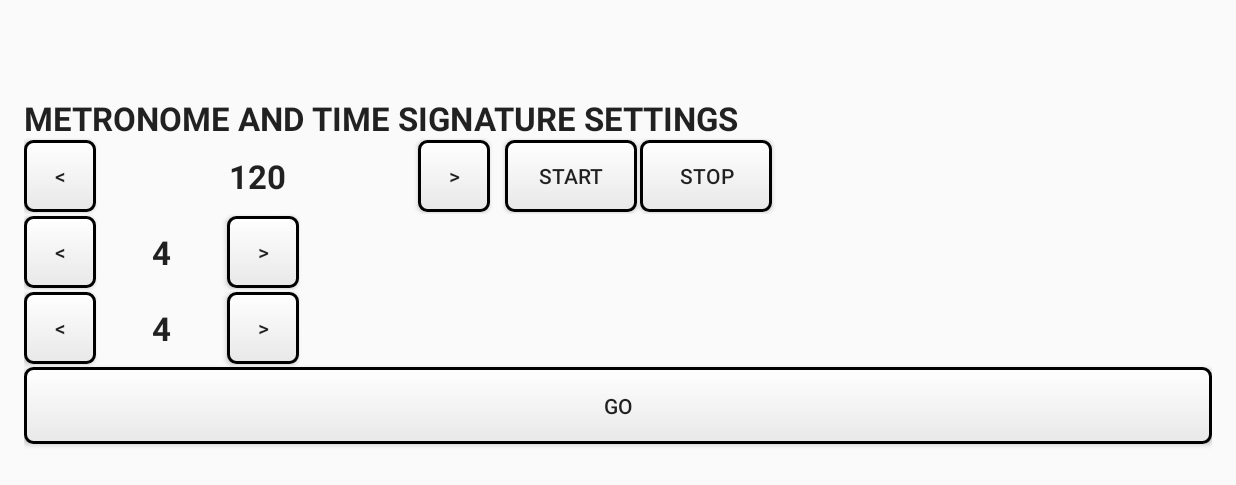
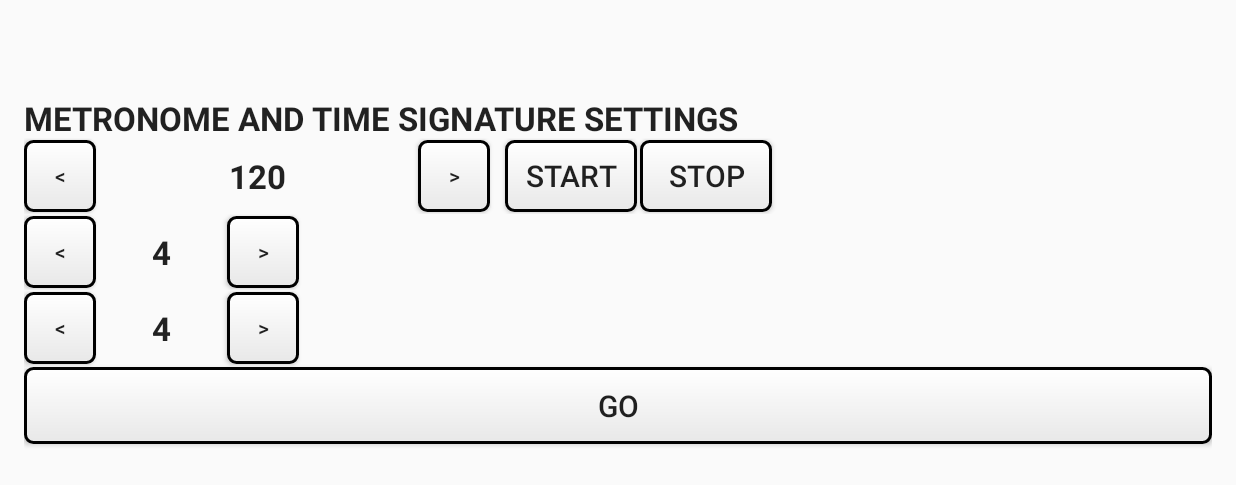
Before and after one commit to SFIndustries/RhythmToNotes, an Android app: the MainActivity screen opened directly, with no data from a screen before it, on a phone screen of 824 x 412 dp (held sideways). Shown: the top 485 px of the screen. Run offline under Robolectric (Android 15) with nearby library versions, the phone set to English and light mode, and no system bars.

Commit message:
promijenjena veličina fonta

```diff
--- a/app/src/main/res/layout/activity_calibration.xml
+++ b/app/src/main/res/layout/activity_calibration.xml
@@ -16,7 +16,8 @@
         android:text="@string/calibrationUPPERCASE"
         android:id="@+id/textView11"
         android:layout_weight="0.1"
-        android:textStyle="bold" />
+        android:textStyle="bold"
+        android:textSize="22dp" />
 
     <RelativeLayout
         android:layout_width="match_parent"
--- a/app/src/main/res/layout/activity_first_start.xml
+++ b/app/src/main/res/layout/activity_first_start.xml
@@ -23,7 +23,8 @@
             android:layout_alignParentLeft="true"
             android:layout_alignParentStart="true"
             android:layout_alignParentRight="true"
-            android:layout_alignParentEnd="true" />
+            android:layout_alignParentEnd="true"
+            android:textSize="20dp" />
 
         <TextView
             android:layout_width="match_parent"
@@ -33,7 +34,8 @@
             android:layout_centerHorizontal="true"
             android:layout_alignParentTop="true"
             android:gravity="center"
-            android:layout_above="@+id/buttonCalibration1" />
+            android:layout_above="@+id/buttonCalibration1"
+            android:textSize="14dp" />
     </RelativeLayout>
 
 </LinearLayout>
--- a/app/src/main/res/layout/activity_metronome_setings.xml
+++ b/app/src/main/res/layout/activity_metronome_setings.xml
@@ -15,7 +15,8 @@
         android:text="@string/metronome_time_signature_settings"
         android:id="@+id/textView3"
         android:textStyle="bold"
-        android:layout_weight="0.1" />
+        android:layout_weight="0.1"
+        android:textSize="22dp" />
 
     <LinearLayout
         android:orientation="vertical"
@@ -42,7 +43,8 @@
                 android:layout_alignTop="@+id/buttonTempoP"
                 android:layout_alignParentLeft="true"
                 android:layout_alignParentStart="true"
-                android:layout_weight="0" />
+                android:layout_weight="0"
+                android:textSize="14dp" />
 
             <TextView
                 android:layout_width="0dp"
@@ -59,7 +61,8 @@
                 android:layout_marginLeft="10dp"
                 android:layout_marginRight="10dp"
                 android:layout_weight="0.4"
-                android:textStyle="bold" />
+                android:textStyle="bold"
+                android:textSize="22dp" />
 
             <Button
                 style="?android:attr/buttonStyleSmall"
@@ -71,7 +74,8 @@
                 android:layout_alignParentTop="true"
                 android:layout_toLeftOf="@+id/buttonLowerM"
                 android:layout_toStartOf="@+id/buttonLowerM"
-                android:layout_weight="0" />
+                android:layout_weight="0"
+                android:textSize="14dp" />
 
             <Button
                 android:background="@drawable/menubutton1"
@@ -83,7 +87,8 @@
                 android:layout_alignLeft="@+id/buttonTempoM"
                 android:layout_alignStart="@+id/buttonTempoM"
                 android:layout_marginLeft="10dp"
-                android:layout_weight="0" />
+                android:layout_weight="0"
+                android:textSize="20dp" />
 
             <Button
                 android:background="@drawable/menubutton1"
@@ -95,7 +100,8 @@
                 android:layout_toRightOf="@+id/buttonStart"
                 android:layout_toEndOf="@+id/buttonStart"
                 android:layout_weight="0"
-                android:layout_marginLeft="2dp" />
+                android:layout_marginLeft="2dp"
+                android:textSize="20dp" />
 
         </LinearLayout>
 
@@ -124,7 +130,8 @@
                     android:layout_alignTop="@+id/buttonTempoP"
                     android:layout_toRightOf="@+id/buttonStop"
                     android:layout_toEndOf="@+id/buttonStop"
-                    android:layout_weight="0" />
+                    android:layout_weight="0"
+                    android:textSize="14dp" />
 
                 <TextView
                     android:layout_width="0dp"
@@ -140,7 +147,8 @@
                     android:layout_marginLeft="10dp"
                     android:layout_marginRight="10dp"
                     android:layout_weight="0.1"
-                    android:textStyle="bold" />
+                    android:textStyle="bold"
+                    android:textSize="22dp" />
 
                 <Button
                     style="?android:attr/buttonStyleSmall"
@@ -152,7 +160,8 @@
                     android:layout_alignTop="@+id/buttonUpperM"
                     android:layout_toRightOf="@+id/textViewUpper"
                     android:layout_toEndOf="@+id/textViewUpper"
-                    android:layout_weight="0" />
+                    android:layout_weight="0"
+                    android:textSize="14dp" />
             </LinearLayout>
 
             <LinearLayout
@@ -173,7 +182,8 @@
                     android:layout_alignBottom="@+id/buttonStop"
                     android:layout_alignLeft="@+id/buttonUpperM"
                     android:layout_alignStart="@+id/buttonUpperM"
-                    android:layout_weight="0" />
+                    android:layout_weight="0"
+                    android:textSize="14dp" />
 
                 <TextView
                     android:layout_width="0dp"
@@ -189,7 +199,8 @@
                     android:layout_marginLeft="10dp"
                     android:layout_marginRight="10dp"
                     android:layout_weight="0.1"
-                    android:textStyle="bold" />
+                    android:textStyle="bold"
+                    android:textSize="22dp" />
 
                 <Button
                     style="?android:attr/buttonStyleSmall"
@@ -201,7 +212,8 @@
                     android:layout_alignTop="@+id/buttonLowerM"
                     android:layout_alignLeft="@+id/buttonUpperP"
                     android:layout_alignStart="@+id/buttonUpperP"
-                    android:layout_weight="0" />
+                    android:layout_weight="0"
+                    android:textSize="14dp" />
             </LinearLayout>
         </LinearLayout>
 
@@ -214,7 +226,8 @@
             android:layout_centerVertical="true"
             android:layout_alignLeft="@+id/textViewLower"
             android:layout_alignStart="@+id/textViewLower"
-            android:layout_weight="0.2" />
+            android:layout_weight="0.2"
+            android:textSize="20dp" />
 
     </LinearLayout>
 
--- a/app/src/main/res/layout/activity_write.xml
+++ b/app/src/main/res/layout/activity_write.xml
@@ -29,7 +29,8 @@
             android:text="Start"
             android:id="@+id/buttonStart1"
             android:background="@drawable/menubutton1"
-            android:layout_weight="1" />
+            android:layout_weight="1"
+            android:textSize="20dp" />
 
         <Button
             android:layout_width="0dp"
@@ -37,7 +38,8 @@
             android:text="Stop"
             android:id="@+id/buttonStop1"
             android:background="@drawable/menubutton1"
-            android:layout_weight="1" />
+            android:layout_weight="1"
+            android:textSize="20dp" />
 
     </LinearLayout>
 
```
Also changed, not shown: app/src/main/res/layout/activity_credits.xml (+18 -9 lines), app/src/main/res/layout/activity_main_menu.xml (+10 -5 lines), app/src/main/res/layout/activity_mode_select.xml (+14 -7 lines).
